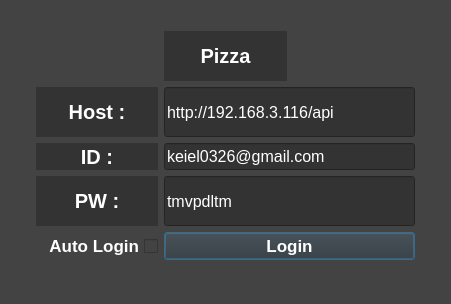
First picture: the form in python/PizzaMaya/ui/UI_design/Login.ui, repository KKW0/pizza_api, before the edit.
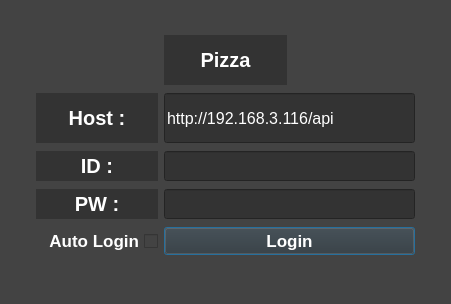
Second picture: the form after the edit.

Commit message: 카메라 오류 수정

Diff of the .ui file:
```diff
--- a/python/PizzaMaya/ui/UI_design/Login.ui
+++ b/python/PizzaMaya/ui/UI_design/Login.ui
@@ -180,10 +180,16 @@
     </item>
     <item row="4" column="3" colspan="2">
      <widget class="QLineEdit" name="ID_Box">
+      <property name="minimumSize">
+       <size>
+        <width>0</width>
+        <height>30</height>
+       </size>
+      </property>
       <property name="maximumSize">
        <size>
         <width>300</width>
-        <height>50</height>
+        <height>30</height>
        </size>
       </property>
       <property name="font">
@@ -198,7 +204,7 @@
 color: white;</string>
       </property>
       <property name="text">
-       <string>keiel0326@gmail.com</string>
+       <string/>
       </property>
      </widget>
     </item>
@@ -258,10 +264,16 @@
     </item>
     <item row="5" column="3" colspan="2">
      <widget class="QLineEdit" name="PW_Box">
+      <property name="minimumSize">
+       <size>
+        <width>0</width>
+        <height>30</height>
+       </size>
+      </property>
       <property name="maximumSize">
        <size>
         <width>300</width>
-        <height>50</height>
+        <height>30</height>
        </size>
       </property>
       <property name="font">
@@ -276,7 +288,10 @@
 color: white;</string>
       </property>
       <property name="text">
-       <string>tmvpdltm</string>
+       <string/>
+      </property>
+      <property name="echoMode">
+       <enum>QLineEdit::Password</enum>
       </property>
      </widget>
     </item>
```
The commit also changes 2 other files.
